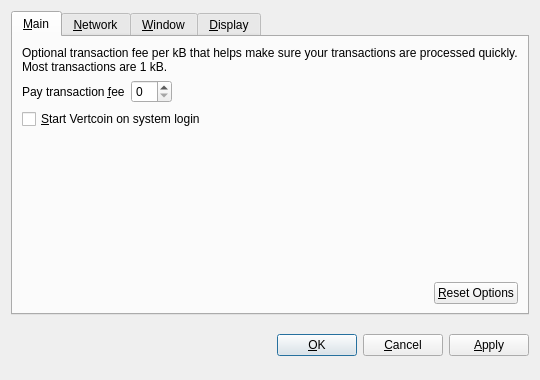
Above: src/qt/forms/optionsdialog.ui from greekcoin/e before the change. Below: the same form after it.
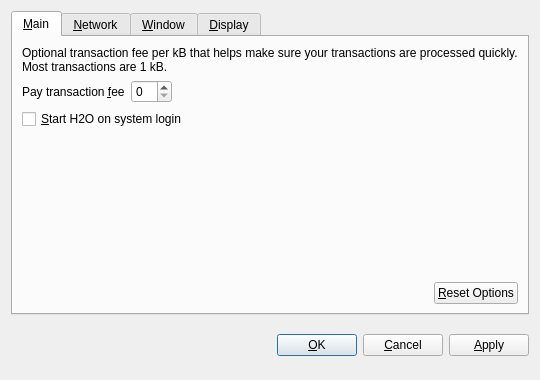
That is the form after the change. Custom widgets are drawn as their Qt base class.

```diff
--- a/src/qt/forms/optionsdialog.ui
+++ b/src/qt/forms/optionsdialog.ui
@@ -82,7 +82,7 @@
           <string>Automatically start Vertcoin after logging in to the system.</string>
          </property>
          <property name="text">
-          <string>&amp;Start Vertcoin on system login</string>
+          <string>&amp;Start H2O on system login</string>
          </property>
         </widget>
        </item>
```
Left out of the diff: 10 changed lines with no effect on the pictures.
